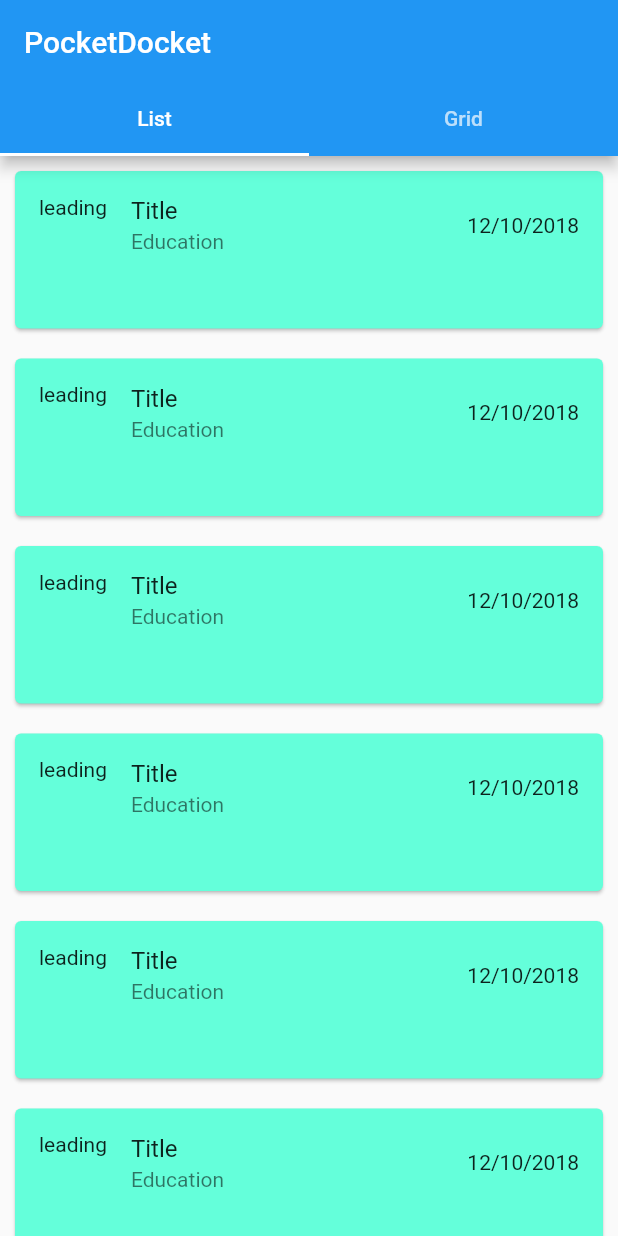
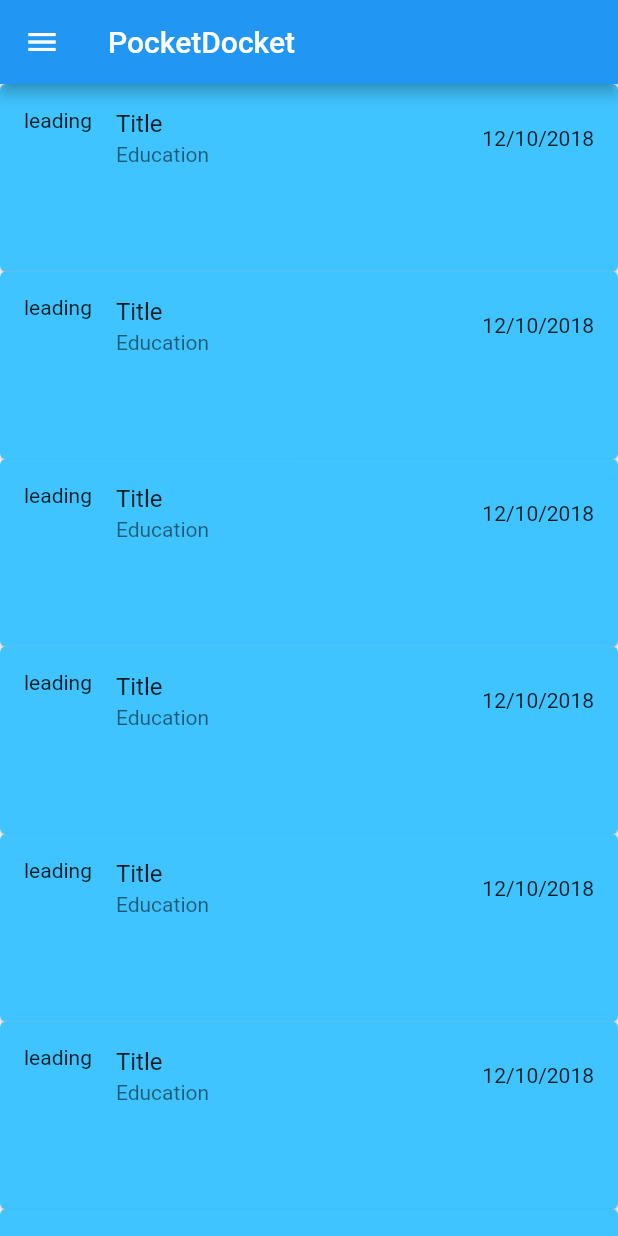
Before and after one commit to PoliticalComputerScience/BillsRUs, a Flutter app: the screen it shows after launch, on a phone screen of 412 x 824 dp. Run offline on Flutter 3.47's test engine with Material 2 defaults, Android fonts, the phone set to English and light mode, and no system bars.

Commit message:
restructured to side nav + no padding

```diff
--- a/PocketDocket/pocket_docket/lib/CardWidget.dart
+++ b/PocketDocket/pocket_docket/lib/CardWidget.dart
@@ -16,7 +16,6 @@ class CardWidget extends StatelessWidget {
       child: Container(
         height: 125.0,
         child: InkWell(
-          borderRadius: BorderRadius.circular(75.0),
           highlightColor: Colors.cyan,
           splashColor: Colors.teal,
           onTap: () {
@@ -26,19 +25,19 @@ class CardWidget extends StatelessWidget {
               MaterialPageRoute(builder: (context) => new BillPage(bill: bill)),
             );
           },
-          child: Padding(
-            padding: EdgeInsets.all(6.0),
+          child: Container(
               child: Card(
-                color: Colors.tealAccent,
+                margin: EdgeInsets.all(0.0),
+                  color: Colors.lightBlueAccent,
                   child: ListTile(
                       leading: Text("leading"),
                       title: Text(bill.title),
                       subtitle: Text(bill.category),
                       trailing: Text(bill.date),
                   ),
+              ),
             )
           ),
-        )
         )
       );
   }
--- a/PocketDocket/pocket_docket/lib/Home.dart
+++ b/PocketDocket/pocket_docket/lib/Home.dart
@@ -2,41 +2,56 @@ import 'package:flutter/material.dart';
 import './Bill.dart';
 import './CardWidget.dart';
 import './TileWidget.dart';
+import './Import.dart';
 
-class Home extends StatelessWidget{
-  final List<Bill> bills = [
-    Bill(title: "Title", description: "here is the description of the bill", date: "12/10/2018", category: "Education", tags: <String>["school", "education", "common core"]),
-    Bill(title: "Title", description: "here is the description of the bill", date: "12/10/2018", category: "Education", tags: <String>["school", "education", "common core"]),
-    Bill(title: "Title", description: "here is the description of the bill", date: "12/10/2018", category: "Education", tags: <String>["school", "education", "common core"]),
-    Bill(title: "Title", description: "here is the description of the bill", date: "12/10/2018", category: "Education", tags: <String>["school", "education", "common core"]),
-    Bill(title: "Title", description: "here is the description of the bill", date: "12/10/2018", category: "Education", tags: <String>["school", "education", "common core"]),
-    Bill(title: "Title", description: "here is the description of the bill", date: "12/10/2018", category: "Education", tags: <String>["school", "education", "common core"]),
-    Bill(title: "Title", description: "here is the description of the bill", date: "12/10/2018", category: "Education", tags: <String>["school", "education", "common core"]),
-    Bill(title: "Title", description: "here is the description of the bill", date: "12/10/2018", category: "Education", tags: <String>["school", "education", "common core"]),
-    Bill(title: "Title", description: "here is the description of the bill", date: "12/10/2018", category: "Education", tags: <String>["school", "education", "common core"]),
-  ];
-  final List<Widget> cards = new List<CardWidget>();
-  final List<Widget> tiles = new List<TileWidget>();
+class Home extends StatefulWidget{
+  @override
+  _HomeState createState() => new _HomeState();
+}
+
+class _HomeState extends State<Home> {
+  Import imported = new Import();
+  Widget bodyState;
   @override
   Widget build(BuildContext context) {
-    for (Bill i in bills) {
-      cards.add(new CardWidget(bill: i));
-      tiles.add(new TileWidget(bill: i));
+    imported.loadBills();
+    if (bodyState == null) {
+      setState(() {
+        bodyState = new ListView(children: imported.cards, padding: EdgeInsets.all(0.0),);
+      });
     }
-    return new DefaultTabController(
-        length: 2,
-        child: Scaffold(
-            appBar: AppBar(
-                title: Text("PocketDocket"),
-                bottom: TabBar(tabs: [
-                  Tab(icon: Text("List")),
-                  Tab(icon: Text("Grid")),
-                ])
-            ),
-            body: TabBarView(children: [
-              new ListView(children: cards),
-              new GridView.count(crossAxisCount: 2, children: tiles)
-            ]))
+    return new Scaffold(
+        appBar: AppBar(
+          title: Text("PocketDocket")
+        ),
+        drawer: Drawer(
+          child: ListView(
+            padding: EdgeInsets.zero,
+            children: <Widget>[
+              DrawerHeader(
+                child: Text("Pocket Docket"),
+                decoration: BoxDecoration(
+                  color: Colors.lightBlueAccent,
+                ),
+              ),
+              ListTile(
+                title: Text('Home'),
+                onTap : () {
+                  setState(() {bodyState = new ListView(children: imported.cards, padding: EdgeInsets.all(0.0));});
+                  Navigator.of(context).pop();
+                }
+              ),
+              ListTile(
+                title: Text("Categories"),
+                onTap : () {
+                  setState(() {bodyState = new GridView.count(crossAxisCount: 2, children: imported.tiles);});
+                  Navigator.of(context).pop();
+                }
+              )
+            ]
+          )
+        ),
+        body: bodyState
     );
   }
 }
--- /dev/null
+++ b/PocketDocket/pocket_docket/lib/Import.dart
@@ -0,0 +1,26 @@
+import 'package:flutter/material.dart';
+import './Bill.dart';
+import './CardWidget.dart';
+import './TileWidget.dart';
+
+class Import {
+    final List<Bill> bills = [
+    Bill(title: "Title", description: "here is the description of the bill", date: "12/10/2018", category: "Education", tags: <String>["school", "education", "common core"]),
+    Bill(title: "Title", description: "here is the description of the bill", date: "12/10/2018", category: "Education", tags: <String>["school", "education", "common core"]),
+    Bill(title: "Title", description: "here is the description of the bill", date: "12/10/2018", category: "Education", tags: <String>["school", "education", "common core"]),
+    Bill(title: "Title", description: "here is the description of the bill", date: "12/10/2018", category: "Education", tags: <String>["school", "education", "common core"]),
+    Bill(title: "Title", description: "here is the description of the bill", date: "12/10/2018", category: "Education", tags: <String>["school", "education", "common core"]),
+    Bill(title: "Title", description: "here is the description of the bill", date: "12/10/2018", category: "Education", tags: <String>["school", "education", "common core"]),
+    Bill(title: "Title", description: "here is the description of the bill", date: "12/10/2018", category: "Education", tags: <String>["school", "education", "common core"]),
+    Bill(title: "Title", description: "here is the description of the bill", date: "12/10/2018", category: "Education", tags: <String>["school", "education", "common core"]),
+    Bill(title: "Title", description: "here is the description of the bill", date: "12/10/2018", category: "Education", tags: <String>["school", "education", "common core"]),
+  ];
+    final List<Widget> cards = new List<CardWidget>();
+    final List<Widget> tiles = new List<TileWidget>();
+    void loadBills() {
+        for (Bill i in bills) {
+            cards.add(new CardWidget(bill: i));
+            tiles.add(new TileWidget(bill: i));
+        }
+    }
+}
--- a/PocketDocket/pocket_docket/lib/TileWidget.dart
+++ b/PocketDocket/pocket_docket/lib/TileWidget.dart
@@ -11,12 +11,8 @@ class TileWidget extends StatelessWidget {
   Widget build(BuildContext context) {
     return Material(
         color: Colors.transparent,
-        child: Padding(
-          padding: const EdgeInsets.all(4.0),
-          child: Container(
-            decoration: new BoxDecoration(
-                color: Colors.tealAccent,
-                borderRadius: BorderRadius.all(Radius.circular(30.0))),
+        child: Container(
+          color: Colors.tealAccent,
             child: InkWell(
                 borderRadius: BorderRadius.circular(75.0),
                 highlightColor: Colors.cyan,
@@ -35,6 +31,6 @@ class TileWidget extends StatelessWidget {
                   footer: Center(child: Text("footer \n")),
                 )),
           ),
-        ));
+        );
   }
 }
```
Lines whose indentation alone changed are shown as unchanged.
